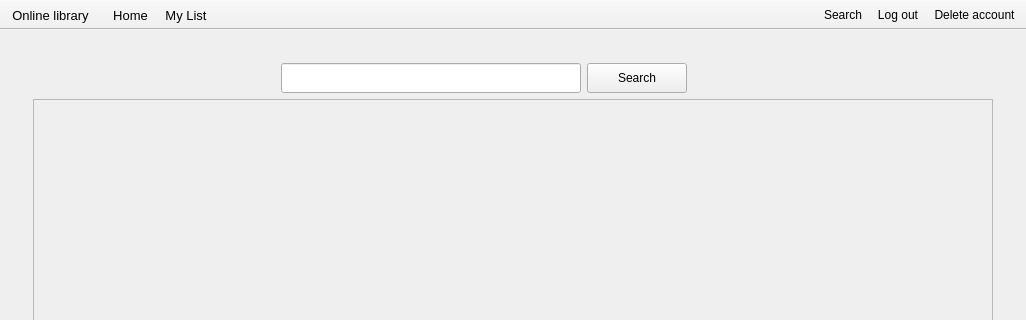
Before: the Qt Designer form OnLib/OnLib/MainWindow.ui in Andrew-Gh21/OnLib, drawn with Qt 5; both pictures show x 0 to 1026 and y 0 to 320 of the 1026 by 636 pixel window.
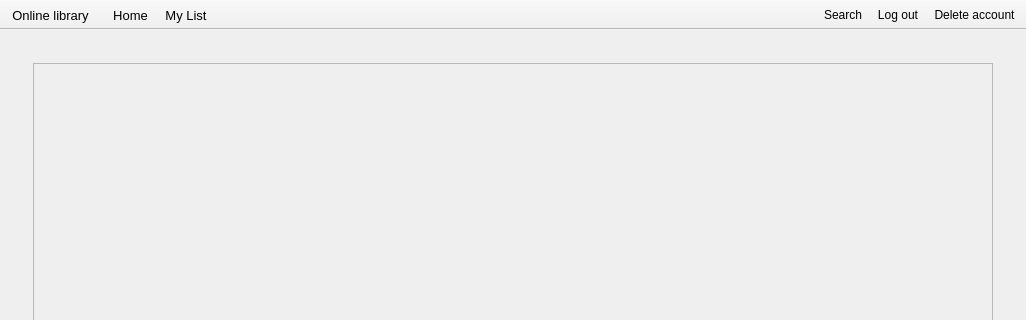
After: the same form once the commit is applied. The open tabs and pages were chosen to show the change. Icons and pictures are not drawn.

Commit message:
Search location
Changed the search location from stacked widget to toolbar.

```diff
--- a/OnLib/OnLib/MainWindow.ui
+++ b/OnLib/OnLib/MainWindow.ui
@@ -95,7 +95,7 @@
            <layout class="QGridLayout" name="gridLayout_6">
             <item row="1" column="1">
              <layout class="QGridLayout" name="searchPageGridLayout">
-              <item row="1" column="0" colspan="4">
+              <item row="0" column="0" colspan="2">
                <widget class="QScrollArea" name="scrollArea">
                 <property name="widgetResizable">
                  <bool>true</bool>
@@ -105,80 +105,13 @@
                   <rect>
                    <x>0</x>
                    <y>0</y>
-                   <width>931</width>
-                   <height>446</height>
+                   <width>942</width>
+                   <height>483</height>
                   </rect>
                  </property>
                 </widget>
                </widget>
               </item>
-              <item row="0" column="0">
-               <spacer name="horizontalSpacer2">
-                <property name="orientation">
-                 <enum>Qt::Horizontal</enum>
-                </property>
-                <property name="sizeType">
-                 <enum>QSizePolicy::Fixed</enum>
-                </property>
-                <property name="sizeHint" stdset="0">
-                 <size>
-                  <width>200</width>
-                  <height>0</height>
-                 </size>
-                </property>
-               </spacer>
-              </item>
-              <item row="0" column="1">
-               <widget class="QLineEdit" name="searchLineEdit">
-                <property name="minimumSize">
-                 <size>
-                  <width>300</width>
-                  <height>30</height>
-                 </size>
-                </property>
-                <property name="maximumSize">
-                 <size>
-                  <width>300</width>
-                  <height>30</height>
-                 </size>
-                </property>
-               </widget>
-              </item>
-              <item row="0" column="2">
-               <widget class="QPushButton" name="pushButton">
-                <property name="minimumSize">
-                 <size>
-                  <width>100</width>
-                  <height>30</height>
-                 </size>
-                </property>
-                <property name="maximumSize">
-                 <size>
-                  <width>100</width>
-                  <height>30</height>
-                 </size>
-                </property>
-                <property name="text">
-                 <string>Search</string>
-                </property>
-               </widget>
-              </item>
-              <item row="0" column="3">
-               <spacer name="horizontalSpacer3">
-                <property name="orientation">
-                 <enum>Qt::Horizontal</enum>
-                </property>
-                <property name="sizeType">
-                 <enum>QSizePolicy::Fixed</enum>
-                </property>
-                <property name="sizeHint" stdset="0">
-                 <size>
-                  <width>300</width>
-                  <height>20</height>
-                 </size>
-                </property>
-               </spacer>
-              </item>
              </layout>
             </item>
             <item row="1" column="0">
```
Left out of the diff: 5 changed lines with no effect on the pictures. The commit also changes 2 other files.
